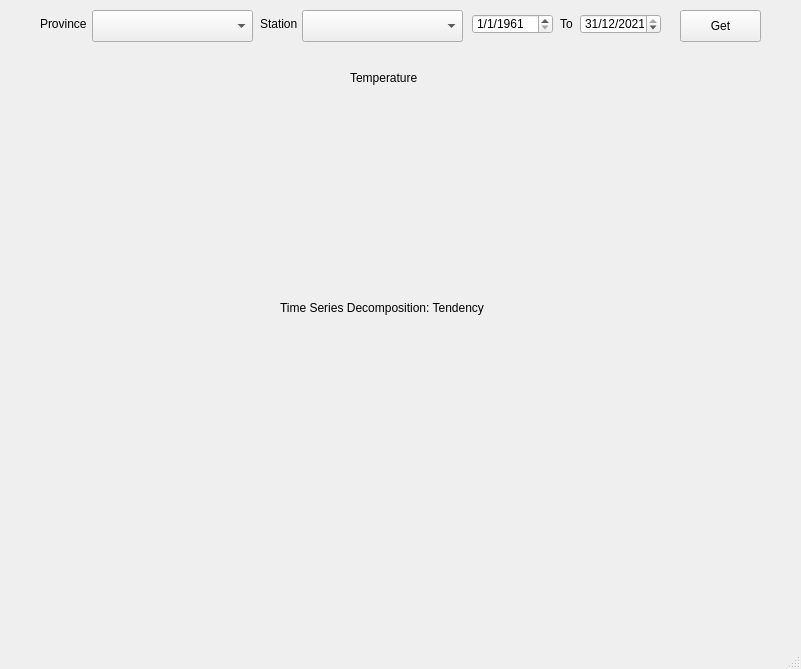
Qt form ui/main.ui (pilonsi/clima3) before a commit.
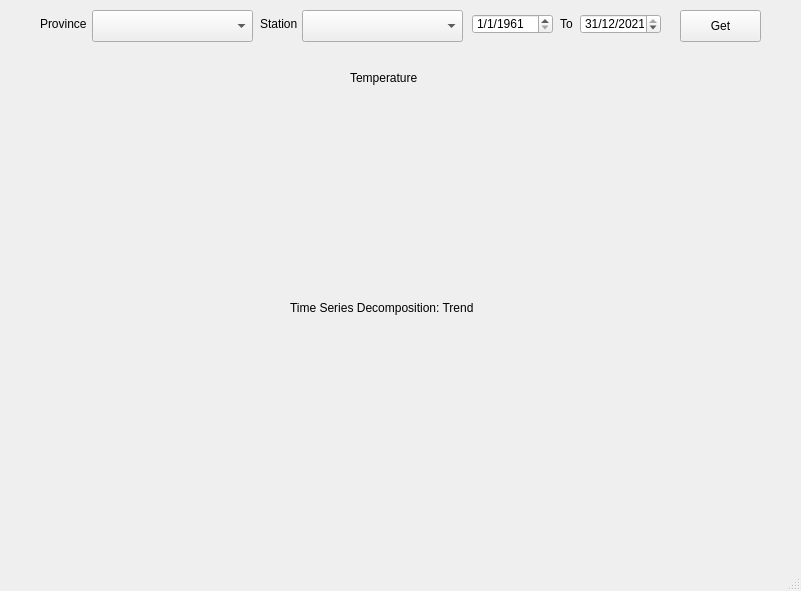
The same form after that commit. Custom widgets are drawn as their Qt base class.

Commit message: Added infrastructure for STL decomposition

```diff
--- a/ui/main.ui
+++ b/ui/main.ui
@@ -7,7 +7,7 @@
     <x>0</x>
     <y>0</y>
     <width>801</width>
-    <height>669</height>
+    <height>591</height>
    </rect>
   </property>
   <property name="windowTitle">
@@ -83,14 +83,14 @@
    <widget class="QLabel" name="label_tsd">
     <property name="geometry">
      <rect>
-      <x>280</x>
+      <x>290</x>
       <y>300</y>
-      <width>231</width>
+      <width>211</width>
       <height>16</height>
      </rect>
     </property>
     <property name="text">
-     <string>Time Series Decomposition: Tendency</string>
+     <string>Time Series Decomposition: Trend</string>
     </property>
    </widget>
    <widget class="QLabel" name="label_temperature">
```
Left out of the diff: 2 changed lines with no effect on the pictures. The commit also changes 5 other files.
